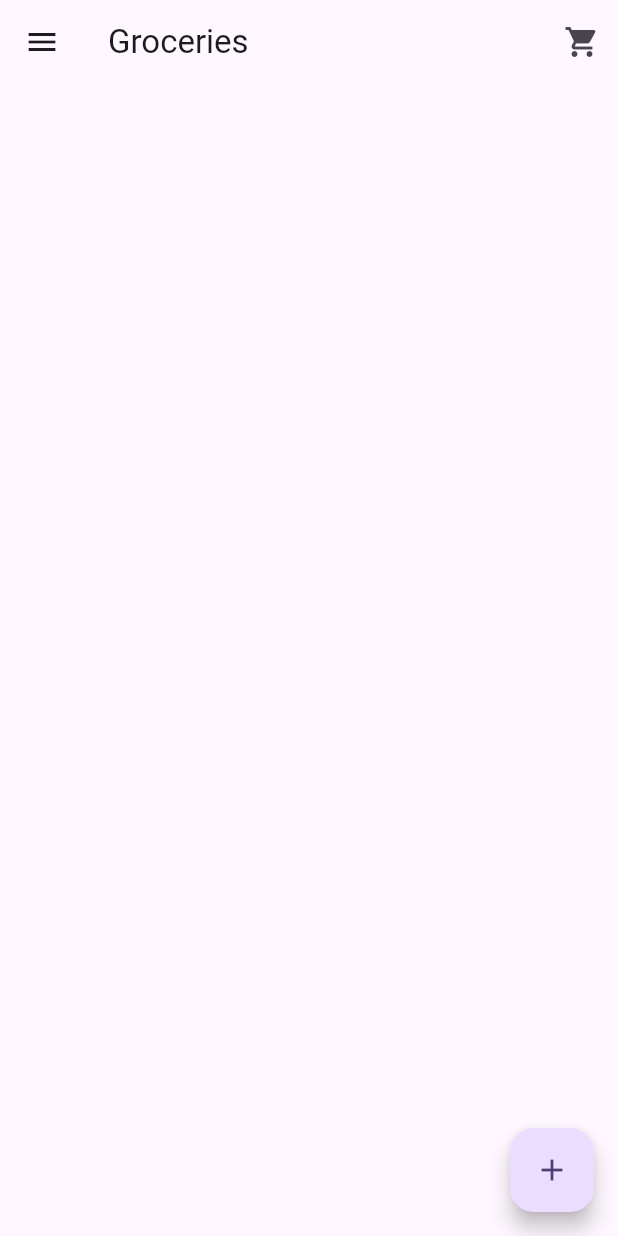
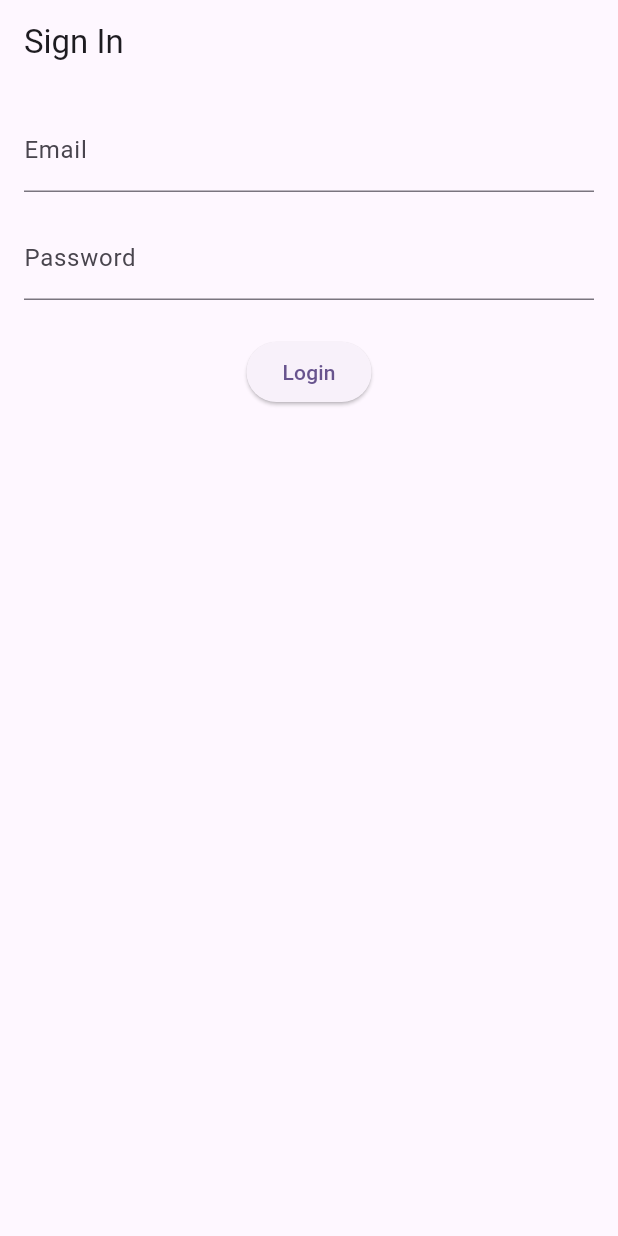
Before and after one commit to Uvilager/flutter_riverpod_grocery_shop, a Flutter app: the screen it shows after launch, on a phone screen of 412 x 824 dp. Run offline on Flutter 3.47's test engine with Material 3 defaults, Android fonts, the phone set to English and light mode, and no system bars; our stand-ins replace cloud_firestore, firebase_auth, firebase_core, flutter_riverpod, riverpod_annotation; accounts and stored records are empty; generated files the repository leaves out were written again.

Commit message:
basic login

```diff
--- /dev/null
+++ b/lib/features/auth/data/auth_repository.dart
@@ -0,0 +1,40 @@
+import 'package:firebase_auth/firebase_auth.dart';
+import 'package:riverpod_annotation/riverpod_annotation.dart';
+
+part 'auth_repository.g.dart';
+
+class AuthRepository {
+  final FirebaseAuth _firebaseAuth;
+
+  AuthRepository(this._firebaseAuth);
+
+  Stream<User?> get authStateChanges => _firebaseAuth.authStateChanges();
+
+  Future<void> signOut() async {
+    await _firebaseAuth.signOut();
+  }
+
+  Future<void> signIn({required String email, required String password}) async {
+    await _firebaseAuth.signInWithEmailAndPassword(
+      email: email,
+      password: password,
+    );
+  }
+
+  Future<void> signUp({required String email, required String password}) async {
+    await _firebaseAuth.createUserWithEmailAndPassword(
+      email: email,
+      password: password,
+    );
+  }
+}
+
+@Riverpod(keepAlive: true)
+AuthRepository authRepository(AuthRepositoryRef ref) {
+  return AuthRepository(FirebaseAuth.instance);
+}
+
+@riverpod
+Stream<User?> authStateChanges(AuthStateChangesRef ref) {
+  return ref.watch(authRepositoryProvider).authStateChanges;
+}
--- /dev/null
+++ b/lib/features/auth/presentation/signin_screen.dart
@@ -0,0 +1,19 @@
+import 'package:flutter/material.dart';
+import 'package:flutter_riverpod_grocery_shop/features/auth/presentation/signin_widget.dart';
+
+class SignInScreen extends StatelessWidget {
+  const SignInScreen({super.key});
+
+  @override
+  Widget build(BuildContext context) {
+    return Scaffold(
+      appBar: AppBar(
+        title: const Text('Sign In'),
+      ),
+      body: const Padding(
+        padding: EdgeInsets.all(16.0),
+        child: SignInWidget(),
+      ),
+    );
+  }
+}
--- /dev/null
+++ b/lib/features/auth/presentation/signin_widget.dart
@@ -0,0 +1,73 @@
+import 'package:flutter/material.dart';
+import 'package:flutter_riverpod/flutter_riverpod.dart';
+
+import 'package:flutter_riverpod_grocery_shop/features/auth/presentation/controllers.dart/auth_controller.dart';
+
+class SignInWidget extends ConsumerStatefulWidget {
+  const SignInWidget({super.key});
+
+  @override
+  ConsumerState<ConsumerStatefulWidget> createState() => _SignInWidgetState();
+}
+
+class _SignInWidgetState extends ConsumerState<SignInWidget> {
+  final GlobalKey<FormState> _formKey = GlobalKey<FormState>();
+  final TextEditingController _emailController = TextEditingController();
+  final TextEditingController _passwordController = TextEditingController();
+
+  @override
+  Widget build(BuildContext context) {
+    return Form(
+      key: _formKey,
+      child: Column(
+        children: [
+          TextFormField(
+            controller: _emailController,
+            validator: (value) {
+              if (value == null || value.isEmpty) {
+                return 'Please enter your email';
+              }
+              return null;
+            },
+            decoration: const InputDecoration(
+              labelText: 'Email',
+            ),
+          ),
+          const SizedBox(height: 16.0),
+          TextFormField(
+            controller: _passwordController,
+            validator: (value) {
+              if (value == null || value.isEmpty) {
+                return 'Please enter your password';
+              }
+              return null;
+            },
+            obscureText: true,
+            decoration: const InputDecoration(
+              labelText: 'Password',
+            ),
+          ),
+          const SizedBox(height: 24.0),
+          ElevatedButton(
+            onPressed: () {
+              if (_formKey.currentState!.validate()) {
+                ref.read(authControllerProvider.notifier).signUp(
+                    email: _emailController.text,
+                    password: _passwordController.text);
+              }
+            },
+            child: const Text('Login'),
+          ),
+          // const SizedBox(height: 16.0),
+          // TextButton(
+          //   onPressed: () {
+          //     context.go('/register');
+          //     print('Sign Up button pressed');
+          //   },
+          //   child: const Text('Not registered? Sign Up'),
+          // ),
+        ],
+      ),
+    );
+  }
+}
--- a/lib/main.dart
+++ b/lib/main.dart
@@ -1,4 +1,6 @@
 import 'package:flutter/material.dart';
+import 'package:flutter_riverpod_grocery_shop/features/auth/data/auth_repository.dart';
+import 'package:flutter_riverpod_grocery_shop/features/auth/presentation/signIn_screen.dart';
 import 'package:flutter_riverpod_grocery_shop/firebase_options.dart';
 import 'package:firebase_core/firebase_core.dart';
 import 'package:flutter_riverpod/flutter_riverpod.dart';
@@ -15,12 +17,13 @@
   runApp(const ProviderScope(child: MyApp()));
 }
 
-class MyApp extends StatelessWidget {
+class MyApp extends ConsumerWidget {
   const MyApp({super.key});
 
   // This widget is the root of your application.
   @override
-  Widget build(BuildContext context) {
+  Widget build(BuildContext context, WidgetRef ref) {
+    final user = ref.watch(authStateChangesProvider);
     return MaterialApp(
         debugShowCheckedModeBanner: false,
         title: 'Flutter Demo',
@@ -28,7 +31,19 @@
           colorScheme: ColorScheme.fromSeed(seedColor: Colors.deepPurple),
           useMaterial3: true,
         ),
-      home: const GroceriesScreen(),
+        home: user.when(
+          data: (user) {
+            if (user == null) {
+              return const SignInScreen();
+            }
+            return const GroceriesScreen();
+          },
+          error: (error, stackTrace) => Text(error.toString()),
+          loading: () => const Center(
+            child: CircularProgressIndicator(),
+          ),
+        )
+        // home: const GroceriesScreen(),
         );
   }
 }
--- a/pubspec.yaml
+++ b/pubspec.yaml
@@ -39,6 +39,7 @@ dependencies:
   riverpod_annotation: ^2.3.3
   firebase_core: ^2.25.0
   cloud_firestore: ^4.15.2
+  firebase_auth: ^4.17.3
 
 dev_dependencies:
   flutter_test:
```
Also changed, not shown: lib/features/auth/presentation/controllers.dart/auth_controller.dart (added, +21 -0 lines), lib/features/auth/data/auth_repository.g.dart (added), lib/features/auth/presentation/controllers.dart/auth_controller.g.dart (added), pubspec.lock, 3 other files. Lines whose indentation alone changed are shown as unchanged.
